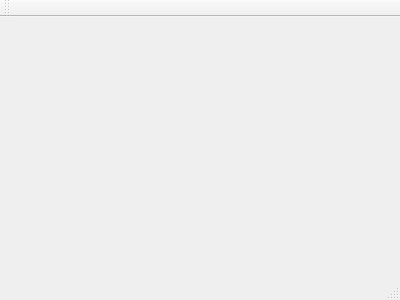
The window that qlenlab.ui (flesniak/qlenlab) describes before a commit, drawn with Qt 5.
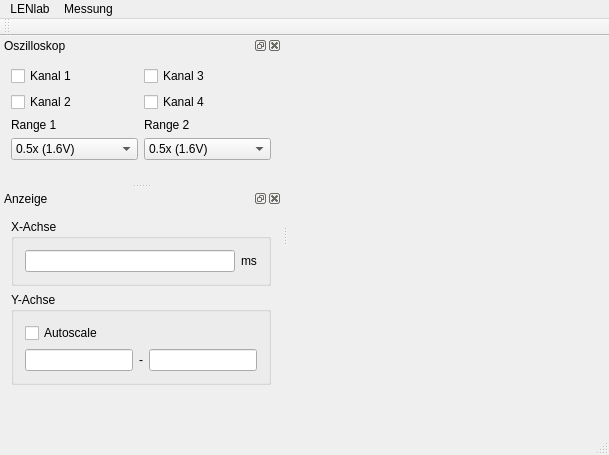
The same window after the commit. Icons and pictures are not drawn.

Commit message: Debugging window base complete, real communication and serial device init missing due to currently unavailable communication class.

What changed in the file:
```diff
--- a/qlenlab.ui
+++ b/qlenlab.ui
@@ -1,24 +1,301 @@
 <ui version="4.0">
  <class>QLenLab</class>
- <widget class="QMainWindow" name="QLenLab" >
-  <property name="geometry" >
+ <widget class="QMainWindow" name="QLenLab">
+  <property name="geometry">
    <rect>
     <x>0</x>
     <y>0</y>
-    <width>400</width>
-    <height>300</height>
+    <width>609</width>
+    <height>455</height>
    </rect>
   </property>
   <property name="windowTitle" >
    <string>QLenLab</string>
   </property>
-  <widget class="QMenuBar" name="menuBar" />
-  <widget class="QToolBar" name="mainToolBar" />
-  <widget class="QWidget" name="centralWidget" />
-  <widget class="QStatusBar" name="statusBar" />
+  <widget class="QWidget" name="centralWidget">
+   <layout class="QGridLayout" name="gridLayout_3">
+    <item row="0" column="0">
+     <widget class="QLabel" name="label_dummy">
+      <property name="text">
+       <string/>
+      </property>
+      <property name="pixmap">
+       <pixmap>plotter-dummy.jpg</pixmap>
+      </property>
+     </widget>
+    </item>
+   </layout>
+  </widget>
+  <widget class="QMenuBar" name="menuBar">
+   <property name="geometry">
+    <rect>
+     <x>0</x>
+     <y>0</y>
+     <width>609</width>
+     <height>20</height>
+    </rect>
+   </property>
+   <widget class="QMenu" name="menu_lenlab">
+    <property name="title">
+     <string>LENlab</string>
+    </property>
+    <addaction name="action_settings"/>
+    <addaction name="separator"/>
+    <addaction name="action_debug"/>
+    <addaction name="action_quit"/>
+   </widget>
+   <widget class="QMenu" name="menu_measurement">
+    <property name="title">
+     <string>Messung</string>
+    </property>
+    <addaction name="action_start"/>
+    <addaction name="action_stop"/>
+   </widget>
+   <addaction name="menu_lenlab"/>
+   <addaction name="menu_measurement"/>
+  </widget>
+  <widget class="QToolBar" name="mainToolBar">
+   <attribute name="toolBarArea">
+    <enum>TopToolBarArea</enum>
+   </attribute>
+   <attribute name="toolBarBreak">
+    <bool>false</bool>
+   </attribute>
+  </widget>
+  <widget class="QStatusBar" name="statusBar"/>
+  <widget class="QDockWidget" name="dockWidget_scope">
+   <property name="windowTitle">
+    <string>Oszilloskop</string>
+   </property>
+   <attribute name="dockWidgetArea">
+    <number>1</number>
+   </attribute>
+   <widget class="QWidget" name="dockWidgetContents_2">
+    <layout class="QVBoxLayout" name="verticalLayout_3">
+     <item>
+      <layout class="QGridLayout" name="gridLayout">
+       <item row="0" column="0">
+        <widget class="QCheckBox" name="checkBox_ch1">
+         <property name="text">
+          <string>Kanal 1</string>
+         </property>
+        </widget>
+       </item>
+       <item row="0" column="1">
+        <widget class="QCheckBox" name="checkBox_ch3">
+         <property name="text">
+          <string>Kanal 3</string>
+         </property>
+        </widget>
+       </item>
+       <item row="1" column="0">
+        <widget class="QCheckBox" name="checkBox_ch2">
+         <property name="text">
+          <string>Kanal 2</string>
+         </property>
+        </widget>
+       </item>
+       <item row="1" column="1">
+        <widget class="QCheckBox" name="checkBox_ch4">
+         <property name="text">
+          <string>Kanal 4</string>
+         </property>
+        </widget>
+       </item>
+       <item row="2" column="0">
+        <widget class="QLabel" name="label_range1">
+         <property name="text">
+          <string>Range 1</string>
+         </property>
+        </widget>
+       </item>
+       <item row="2" column="1">
+        <widget class="QLabel" name="label_range2">
+         <property name="text">
+          <string>Range 2</string>
+         </property>
+        </widget>
+       </item>
+       <item row="3" column="0">
+        <widget class="QComboBox" name="comboBox_range2">
+         <item>
+          <property name="text">
+           <string>0.5x (1.6V)</string>
+          </property>
+         </item>
+         <item>
+          <property name="text">
+           <string>1.0x (3.3V)</string>
+          </property>
+         </item>
+         <item>
+          <property name="text">
+           <string>2.0x (6.6V)</string>
+          </property>
+         </item>
+         <item>
+          <property name="text">
+           <string>10x (33V)</string>
+          </property>
+         </item>
+        </widget>
+       </item>
+       <item row="3" column="1">
+        <widget class="QComboBox" name="comboBox_range1">
+         <item>
+          <property name="text">
+           <string>0.5x (1.6V)</string>
+          </property>
+         </item>
+         <item>
+          <property name="text">
+           <string>1.0x (3.3V)</string>
+          </property>
+         </item>
+         <item>
+          <property name="text">
+           <string>2.0x (6.6V)</string>
+          </property>
+         </item>
+         <item>
+          <property name="text">
+           <string>10x (33V)</string>
+          </property>
+         </item>
+        </widget>
+       </item>
+      </layout>
+     </item>
+     <item>
+      <spacer name="verticalSpacer_2">
+       <property name="orientation">
+        <enum>Qt::Vertical</enum>
+       </property>
+       <property name="sizeHint" stdset="0">
+        <size>
+         <width>20</width>
+         <height>26</height>
+        </size>
+       </property>
+      </spacer>
+     </item>
+    </layout>
+   </widget>
+  </widget>
+  <widget class="QDockWidget" name="dockWidget_viewport">
+   <property name="floating">
+    <bool>false</bool>
+   </property>
+   <property name="windowTitle">
+    <string>Anzeige</string>
+   </property>
+   <attribute name="dockWidgetArea">
+    <number>1</number>
+   </attribute>
+   <widget class="QWidget" name="dockWidgetContents_3">
+    <layout class="QVBoxLayout" name="verticalLayout_2">
+     <item>
+      <widget class="QGroupBox" name="groupBox_viewport_xaxis">
+       <property name="title">
+        <string>X-Achse</string>
+       </property>
+       <layout class="QHBoxLayout" name="horizontalLayout">
+        <item>
+         <widget class="QLineEdit" name="lineEdit_xaxis">
+          <property name="minimumSize">
+           <size>
+            <width>40</width>
+            <height>0</height>
+           </size>
+          </property>
+         </widget>
+        </item>
+        <item>
+         <widget class="QLabel" name="label_xaxi_unit">
+          <property name="text">
+           <string>ms</string>
+          </property>
+         </widget>
+        </item>
+       </layout>
+      </widget>
+     </item>
+     <item>
+      <widget class="QGroupBox" name="groupBox_viewport_yaxis">
+       <property name="title">
+        <string>Y-Achse</string>
+       </property>
+       <layout class="QVBoxLayout" name="verticalLayout">
+        <item>
+         <widget class="QCheckBox" name="checkBox_yaxis_autoscale">
+          <property name="text">
+           <string>Autoscale</string>
+          </property>
+         </widget>
+        </item>
+        <item>
+         <layout class="QHBoxLayout" name="horizontalLayout_2">
+          <item>
+           <widget class="QLineEdit" name="lineEdit_yaxis_a"/>
+          </item>
+          <item>
+           <widget class="QLabel" name="label_yaxis_dash">
+            <property name="text">
+             <string>-</string>
+            </property>
+           </widget>
+          </item>
+          <item>
+           <widget class="QLineEdit" name="lineEdit_yaxis_b"/>
+          </item>
+         </layout>
+        </item>
+       </layout>
+      </widget>
+     </item>
+     <item>
+      <spacer name="verticalSpacer">
+       <property name="orientation">
+        <enum>Qt::Vertical</enum>
+       </property>
+       <property name="sizeHint" stdset="0">
+        <size>
+         <width>20</width>
+         <height>61</height>
+        </size>
+       </property>
+      </spacer>
+     </item>
+    </layout>
+   </widget>
+  </widget>
+  <action name="action_settings">
+   <property name="text">
+    <string>Einstellungen</string>
+   </property>
+  </action>
+  <action name="action_quit">
+   <property name="text">
+    <string>Beenden</string>
+   </property>
+  </action>
+  <action name="action_start">
+   <property name="text">
+    <string>Starten</string>
+   </property>
+  </action>
+  <action name="action_stop">
+   <property name="text">
+    <string>Stoppen</string>
+   </property>
+  </action>
+  <action name="action_debug">
+   <property name="text">
+    <string>Debuggen...</string>
+   </property>
+  </action>
  </widget>
- <layoutDefault spacing="6" margin="11" />
- <pixmapfunction></pixmapfunction>
+ <layoutdefault spacing="6" margin="11"/>
  <resources/>
  <connections/>
 </ui>
```
Left out of the diff: 3 changed lines with no effect on the pictures. The commit also changes 6 other files.
